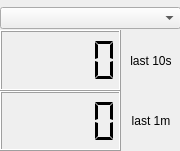
The window that plover_wpm_meter/strokes_meter.ui (arxanas/plover_wpm_meter) describes before a commit, drawn with Qt 5.
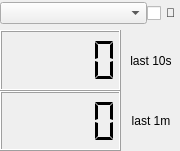
The same window after the commit.

Commit message:
Add 'pinned' checkbox. Fixes #9
This keeps the meter window on top for as long as it's checked.

```diff
--- a/plover_wpm_meter/strokes_meter.ui
+++ b/plover_wpm_meter/strokes_meter.ui
@@ -77,12 +77,39 @@
      <x>0</x>
      <y>0</y>
      <width>181</width>
-     <height>36</height>
+     <height>27</height>
     </rect>
    </property>
-   <layout class="QGridLayout" name="strokes_controls" columnstretch="0">
-    <item row="0" column="0">
-     <widget class="QComboBox" name="strokes_method"/>
+   <layout class="QHBoxLayout" name="horizontalLayout">
+    <item>
+     <widget class="QComboBox" name="strokes_method">
+      <property name="sizePolicy">
+       <sizepolicy hsizetype="Preferred" vsizetype="Fixed">
+        <horstretch>1</horstretch>
+        <verstretch>0</verstretch>
+       </sizepolicy>
+      </property>
+     </widget>
+    </item>
+    <item>
+     <spacer name="horizontalSpacer">
+      <property name="orientation">
+       <enum>Qt::Horizontal</enum>
+      </property>
+      <property name="sizeHint" stdset="0">
+       <size>
+        <width>0</width>
+        <height>20</height>
+       </size>
+      </property>
+     </spacer>
+    </item>
+    <item>
+     <widget class="QCheckBox" name="is_pinned_checkbox">
+      <property name="text">
+       <string>📌</string>
+      </property>
+     </widget>
     </item>
    </layout>
   </widget>
```
The commit also changes 2 other files.
